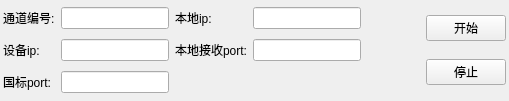
Above: GB28181Client/src/GB28181Client/GBVideoPlayDlg.ui from Lucas2525117/GB28181Client before the change. Below: the same form after it.
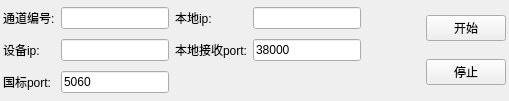
That is the form after the change.

Patch:
```diff
--- a/GB28181Client/src/GB28181Client/GBVideoPlayDlg.ui
+++ b/GB28181Client/src/GB28181Client/GBVideoPlayDlg.ui
@@ -32,7 +32,14 @@
       <widget class="QLineEdit" name="le_gbid"/>
      </item>
      <item row="1" column="3">
-      <widget class="QLineEdit" name="le_recvPort"/>
+      <widget class="QLineEdit" name="le_recvPort">
+       <property name="text">
+        <string>38000</string>
+       </property>
+       <property name="placeholderText">
+        <string>36000</string>
+       </property>
+      </widget>
      </item>
      <item row="0" column="2">
       <widget class="QLabel" name="label_2">
@@ -89,7 +96,14 @@
       </widget>
      </item>
      <item row="2" column="1">
-      <widget class="QLineEdit" name="le_gbPort"/>
+      <widget class="QLineEdit" name="le_gbPort">
+       <property name="text">
+        <string>5060</string>
+       </property>
+       <property name="placeholderText">
+        <string>5060</string>
+       </property>
+      </widget>
      </item>
     </layout>
    </item>
```
